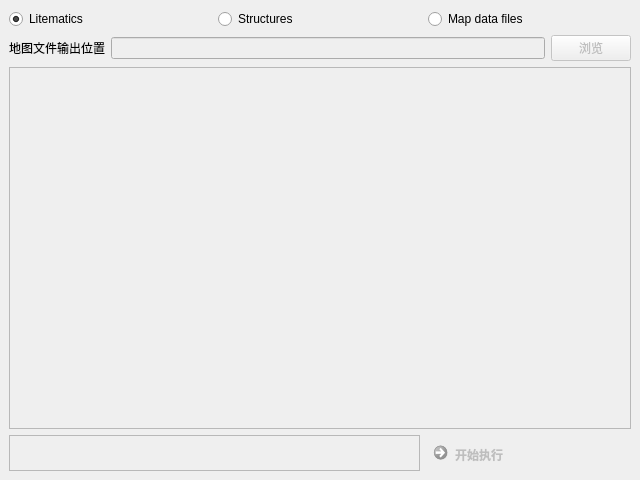
First picture: the form in SlopeCraftMain/others/BatchUi.ui, repository SlopeCraft/SlopeCraft, before the edit.
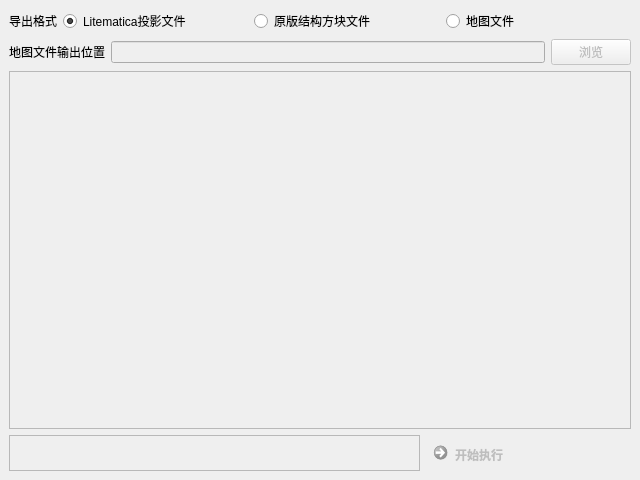
Second picture: the form after the edit.

Commit message: batch ui window name

```diff
--- a/SlopeCraftMain/others/BatchUi.ui
+++ b/SlopeCraftMain/others/BatchUi.ui
@@ -37,8 +37,8 @@
         <rect>
          <x>0</x>
          <y>0</y>
-         <width>626</width>
-         <height>374</height>
+         <width>620</width>
+         <height>353</height>
         </rect>
        </property>
        <layout class="QVBoxLayout" name="scrollLayout">
@@ -83,10 +83,23 @@
     </item>
     <item row="0" column="0" colspan="3">
      <layout class="QHBoxLayout" name="horizontalLayout">
+      <item>
+       <widget class="QLabel" name="label">
+        <property name="text">
+         <string>导出格式</string>
+        </property>
+       </widget>
+      </item>
       <item>
        <widget class="QRadioButton" name="setTypeLite">
+        <property name="sizePolicy">
+         <sizepolicy hsizetype="MinimumExpanding" vsizetype="Fixed">
+          <horstretch>0</horstretch>
+          <verstretch>0</verstretch>
+         </sizepolicy>
+        </property>
         <property name="text">
-         <string>Litematics</string>
+         <string>Litematica投影文件</string>
         </property>
         <property name="checked">
          <bool>true</bool>
@@ -95,15 +108,27 @@
       </item>
       <item>
        <widget class="QRadioButton" name="setTypeStructure">
+        <property name="sizePolicy">
+         <sizepolicy hsizetype="MinimumExpanding" vsizetype="Fixed">
+          <horstretch>0</horstretch>
+          <verstretch>0</verstretch>
+         </sizepolicy>
+        </property>
         <property name="text">
-         <string>Structures</string>
+         <string>原版结构方块文件</string>
         </property>
        </widget>
       </item>
       <item>
        <widget class="QRadioButton" name="setTypeData">
+        <property name="sizePolicy">
+         <sizepolicy hsizetype="MinimumExpanding" vsizetype="Fixed">
+          <horstretch>0</horstretch>
+          <verstretch>0</verstretch>
+         </sizepolicy>
+        </property>
         <property name="text">
-         <string>Map data files</string>
+         <string>地图文件</string>
         </property>
        </widget>
       </item>
```
Left out of the diff: 2 changed lines with no effect on the pictures. The commit also changes 1 other file.
